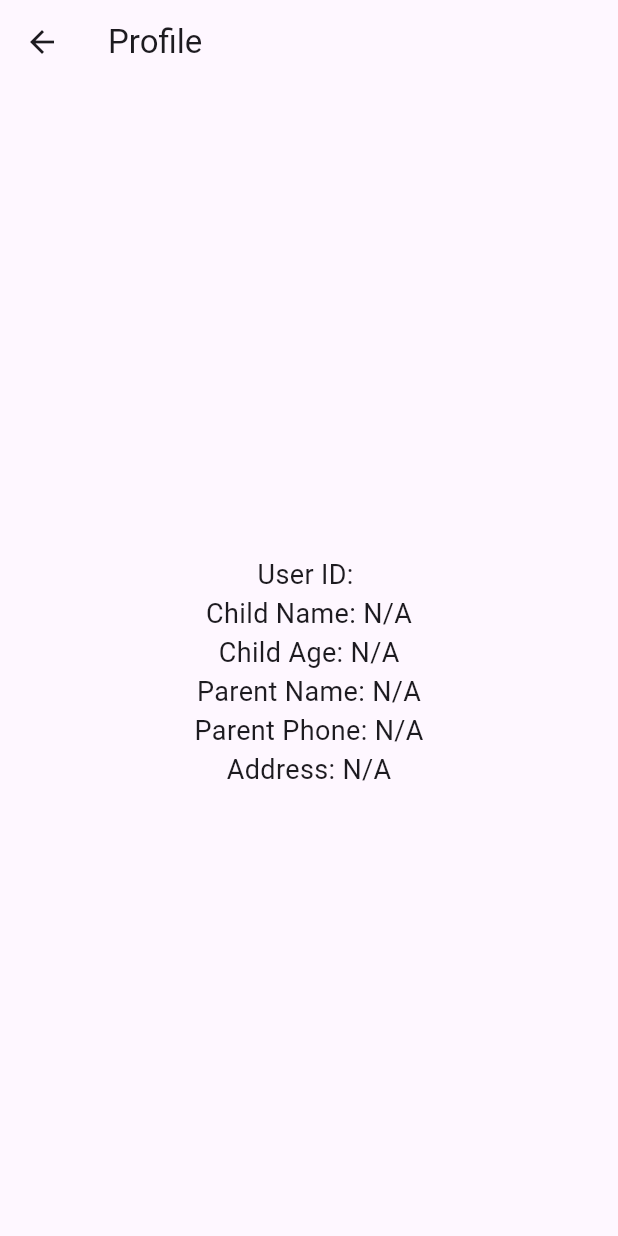
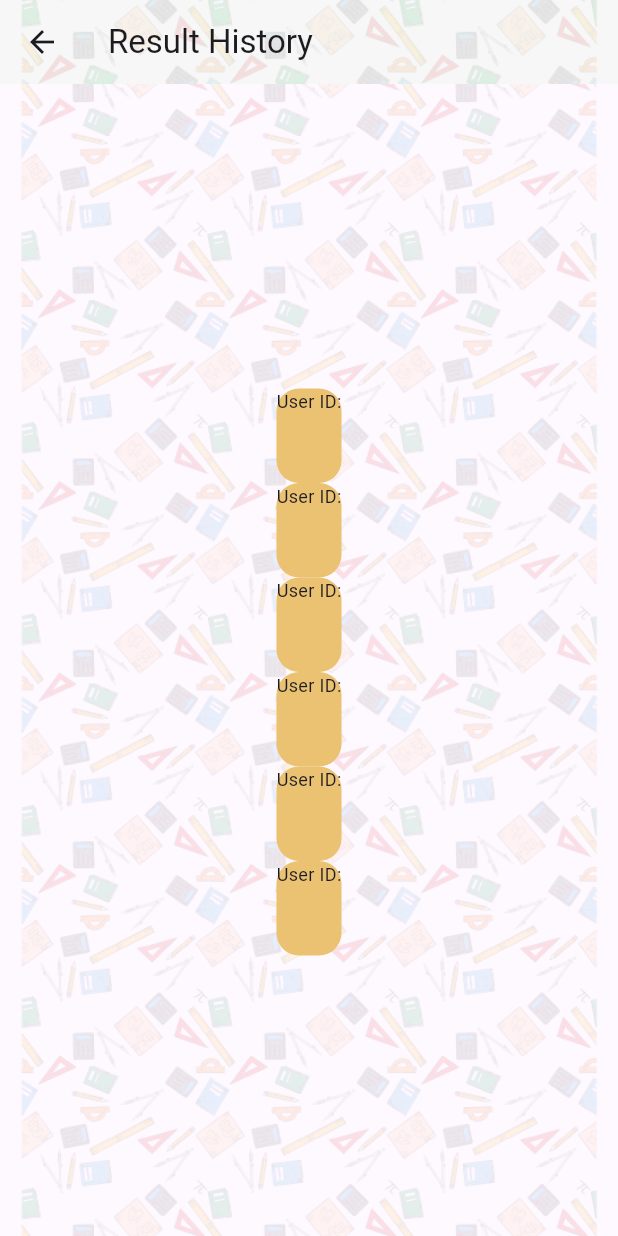
Before and after one commit to RKayyy/projectdetect, a Flutter app: the ProfilePage screen opened directly, on a phone screen of 412 x 824 dp. Run offline on Flutter 3.47's test engine with Material 3 defaults, Android fonts, the phone set to English and light mode, and no system bars; our stand-ins replace animated_text_kit, carousel_slider, firebase_auth, firebase_core, fl_chart, lottie and 3 more; accounts and stored records are empty; network calls fail.

Commit message:
profile_page_update

```diff
--- a/lib/pages/profile_page.dart
+++ b/lib/pages/profile_page.dart
@@ -29,7 +29,8 @@ class _ProfilePageState extends State<ProfilePage> {
       print("User UID: $_uid");
 
       // Use the retrieved UID to get user details
-      final response = await http.get(Uri.parse('http://127.0.0.1:5566/get_user_details/$_uid'));
+      final response = await http
+          .get(Uri.parse('http://127.0.0.1:5566/get_user_details/$_uid'));
       print(response.statusCode);
 
       if (response.statusCode == 200) {
@@ -63,9 +64,35 @@ class _ProfilePageState extends State<ProfilePage> {
   Widget build(BuildContext context) {
     return Scaffold(
       appBar: AppBar(
-        title: Text('Profile'),
+        backgroundColor: Color(0xFFF6F6F6), // Background color
+        title: Text('Result History'),
+        elevation: 0,
+        flexibleSpace: Container(
+          decoration: BoxDecoration(
+            image: DecorationImage(
+              image: AssetImage('lib/images/background.png'), // Image asset
+              fit:
+                  BoxFit.cover, // Adjusts the image to cover the entire app bar
+              colorFilter: ColorFilter.mode(
+                Colors.white.withOpacity(0.1), // 10% opacity (90% transparent)
+                BlendMode.dstATop, // Apply the opacity to the image
               ),
-      body: Center(
+            ),
+          ),
+        ),
+      ),
+      body: Container(
+        decoration: BoxDecoration(
+          image: DecorationImage(
+            image: AssetImage('lib/images/background.png'), // Image asset
+            fit: BoxFit.cover, // Adjusts the image to cover the entire app bar
+            colorFilter: ColorFilter.mode(
+              Colors.white.withOpacity(0.1), // 10% opacity (90% transparent)
+              BlendMode.dstATop, // Apply the opacity to the image
+            ),
+          ),
+        ),
+        child: Center(
           child: Column(
             mainAxisAlignment: MainAxisAlignment.center,
             crossAxisAlignment: CrossAxisAlignment.center,
@@ -73,35 +100,114 @@ class _ProfilePageState extends State<ProfilePage> {
               SizedBox(height: 16),
               Column(
                 children: [
+                  Container(
+                    decoration: BoxDecoration(
+                        borderRadius: BorderRadius.circular(15),
+                        color: Color(0xFFEBC272)),
+                    child: Column(
+                      children: [
                         Text(
-                  'User ID: $_uid',
-                  style: TextStyle(fontSize: 18),
+                          'User ID:\n',
+                          style: TextStyle(fontSize: 12),
                         ),
                         Text(
-                  'Child Name: ${_userDetails['child_name'] ?? 'N/A'}',
-                  style: TextStyle(fontSize: 18),
+                          '$_uid',
+                          style: TextStyle(fontSize: 20),
+                        )
+                      ],
+                    ),
+                  ),
+                  Container(
+                    decoration: BoxDecoration(
+                        borderRadius: BorderRadius.circular(15),
+                        color: Color(0xFFEBC272)),
+                    child: Column(
+                      children: [
+                        Text(
+                          'User ID:\n',
+                          style: TextStyle(fontSize: 12),
                         ),
                         Text(
-                  'Child Age: ${_userDetails['child_age'] ?? 'N/A'}',
-                  style: TextStyle(fontSize: 18),
+                          '$_uid',
+                          style: TextStyle(fontSize: 20),
+                        )
+                      ],
+                    ),
+                  ),
+                  Container(
+                    decoration: BoxDecoration(
+                        borderRadius: BorderRadius.circular(15),
+                        color: Color(0xFFEBC272)),
+                    child: Column(
+                      children: [
+                        Text(
+                          'User ID:\n',
+                          style: TextStyle(fontSize: 12),
                         ),
                         Text(
-                  'Parent Name: ${_userDetails['parent_name'] ?? 'N/A'}',
-                  style: TextStyle(fontSize: 18),
+                          '$_uid',
+                          style: TextStyle(fontSize: 20),
+                        )
+                      ],
+                    ),
+                  ),
+                  Container(
+                    decoration: BoxDecoration(
+                        borderRadius: BorderRadius.circular(15),
+                        color: Color(0xFFEBC272)),
+                    child: Column(
+                      children: [
+                        Text(
+                          'User ID:\n',
+                          style: TextStyle(fontSize: 12),
                         ),
                         Text(
-                  'Parent Phone: ${_userDetails['parent_phone_number'] ?? 'N/A'}',
-                  style: TextStyle(fontSize: 18),
+                          '$_uid',
+                          style: TextStyle(fontSize: 20),
+                        )
+                      ],
+                    ),
+                  ),
+                  Container(
+                    decoration: BoxDecoration(
+                        borderRadius: BorderRadius.circular(15),
+                        color: Color(0xFFEBC272)),
+                    child: Column(
+                      children: [
+                        Text(
+                          'User ID:\n',
+                          style: TextStyle(fontSize: 12),
                         ),
                         Text(
-                  'Address: ${_userDetails['address'] ?? 'N/A'}',
-                  style: TextStyle(fontSize: 18),
+                          '$_uid',
+                          style: TextStyle(fontSize: 20),
+                        )
+                      ],
+                    ),
+                  ),
+                  Container(
+                    decoration: BoxDecoration(
+                        borderRadius: BorderRadius.circular(15),
+                        color: Color(0xFFEBC272)),
+                    child: Column(
+                      children: [
+                        Text(
+                          'User ID:\n',
+                          style: TextStyle(fontSize: 12),
+                        ),
+                        Text(
+                          '$_uid',
+                          style: TextStyle(fontSize: 20),
+                        )
+                      ],
+                    ),
                   ),
                 ],
               ),
             ],
           ),
         ),
+      ),
     );
   }
 }
```
Lines whose indentation alone changed are shown as unchanged.
